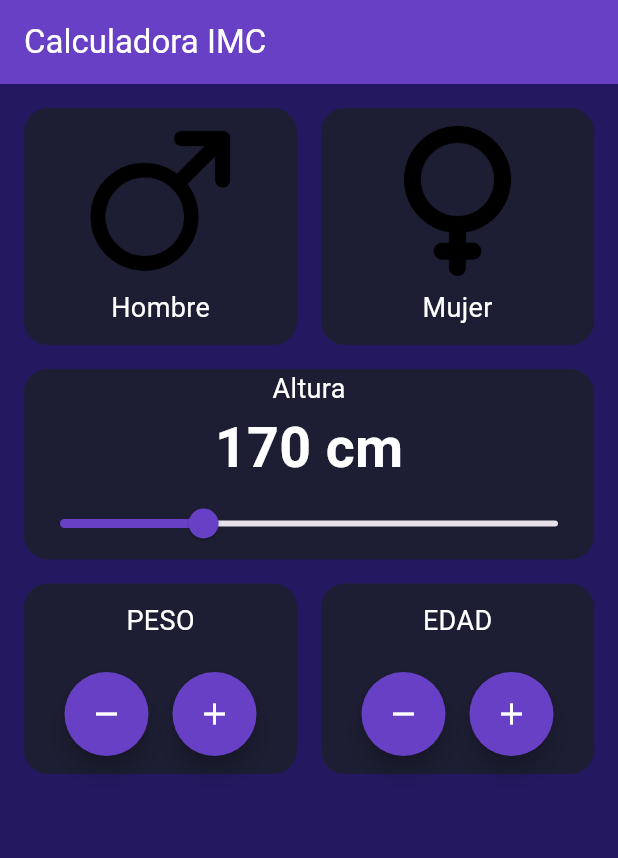
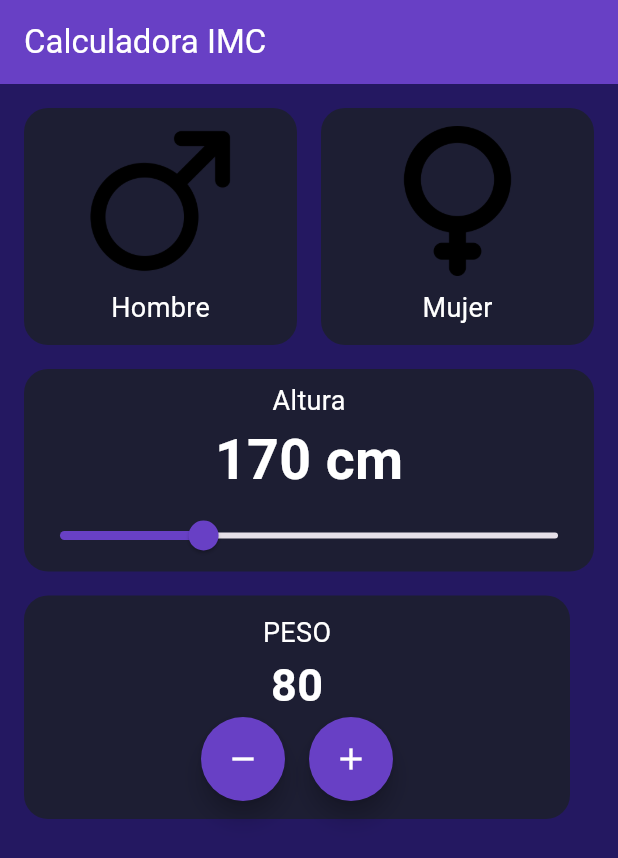
Before and after one commit to KaDrD69/flutterProject, a Flutter app: the screen it shows after launch, on a phone screen of 412 x 824 dp. Shown: the top 858 px of the screen. Run offline on Flutter 3.47's test engine with Material 3 defaults, Android fonts, the light colour scheme and no system bars.

Commit message:
agregado peso dinámico

```diff
--- a/lib/components/height_selector.dart
+++ b/lib/components/height_selector.dart
@@ -23,7 +23,10 @@ class _HeightSelectorState extends State<HeightSelector> {
         ),
         child: Column(
           children: [
-            Text("Altura", style: TextStyles.bodyStyle),
+            Padding(
+              padding: const EdgeInsets.only(top: 8),
+              child: Text("Altura", style: TextStyles.bodyStyle),
+            ),
             Text(
               "${height.toStringAsFixed(0)} cm",
               style: TextStyle(
--- a/lib/components/number_selector.dart
+++ b/lib/components/number_selector.dart
@@ -4,8 +4,11 @@ import 'package:imc_calculadora/core/text_styles.dart';
 
 class NumberSelector extends StatefulWidget {
   final String title;
+  final int value;
+  final Function() onIncrement;
 
-  const NumberSelector({super.key, required this.title});
+  const NumberSelector(
+    {super.key, required this.title, required this.value, required this.onIncrement});
 
   @override
   State<NumberSelector> createState() => _NumberSelectorState();
@@ -24,7 +27,14 @@ class _NumberSelectorState extends State<NumberSelector> {
         child: Column(
           children: [
             Text(widget.title, style: TextStyles.bodyStyle),
-            Text(""),
+            Text(
+              widget.value.toString(),
+              style: TextStyle(
+                color: Colors.white,
+                fontSize: 30,
+                fontWeight: FontWeight.bold
+              ),
+            ),
             Row(
               mainAxisAlignment: MainAxisAlignment.center,
               children: [
@@ -36,7 +46,9 @@ class _NumberSelectorState extends State<NumberSelector> {
                 ),
                 SizedBox(width: 16,),
                 FloatingActionButton(
-                  onPressed: (){},
+                  onPressed: (){
+                    widget.onIncrement();
+                  },
                   shape: CircleBorder(),
                   backgroundColor: AppColors.primary,
                   child: Icon(Icons.add ,color: Colors.white),
--- a/lib/screens/imc_home_screen.dart
+++ b/lib/screens/imc_home_screen.dart
@@ -11,6 +11,9 @@ class ImcHomeScreen extends StatefulWidget {
 }
 
 class _ImcHomeScreenState extends State<ImcHomeScreen> {
+  int selectedAge = 20;
+  int selectedWeight = 80;
+
   @override
   Widget build(BuildContext context) {
     return Column(
@@ -21,9 +24,13 @@ class _ImcHomeScreenState extends State<ImcHomeScreen> {
           padding: const EdgeInsets.all(16.0),
           child: Row(
             children: [
-              Expanded(child: NumberSelector(title: "PESO")),
+              Expanded(child: NumberSelector(title: "PESO", value: selectedWeight , onIncrement: () {
+                setState(() {
+                  selectedWeight++;
+                });
+              } )),
               SizedBox(width: 16),
-              Expanded(child: NumberSelector(title: "EDAD")),
+              //Expanded(child: NumberSelector(title: "EDAD")),
             ],
           ),
         ),
```
